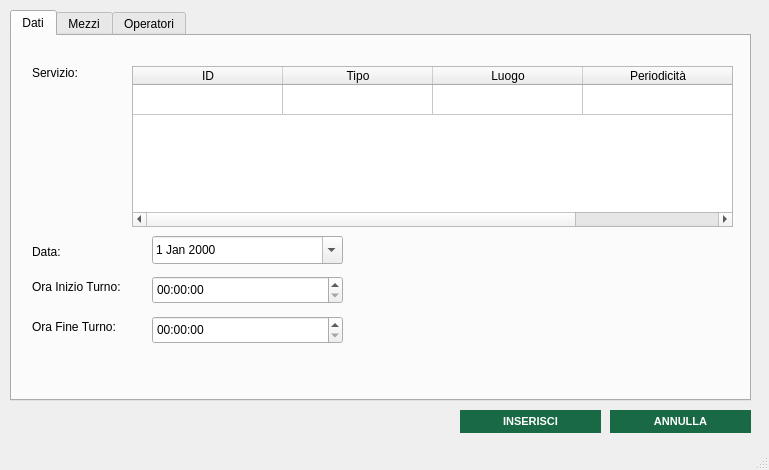
First picture: the form in src/main/gui/inserimento_turno.ui, repository OT-Rax/AnconAmbiente, before the edit.
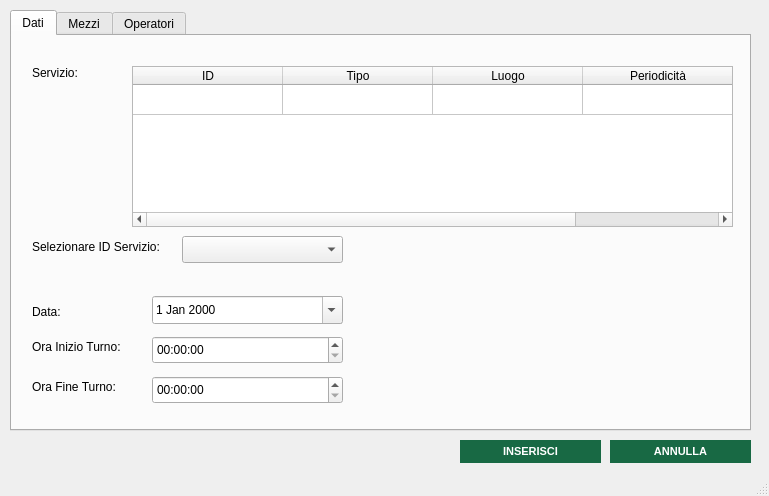
Second picture: the form after the edit. The open tabs and pages were chosen to show the change. Icons and pictures are not drawn.

Commit message: gui mezzi e gui turni

Diff of the .ui file:
```diff
--- a/src/main/gui/inserimento_turno.ui
+++ b/src/main/gui/inserimento_turno.ui
@@ -7,7 +7,7 @@
     <x>0</x>
     <y>0</y>
     <width>769</width>
-    <height>470</height>
+    <height>496</height>
    </rect>
   </property>
   <property name="windowTitle">
@@ -24,7 +24,7 @@
       <x>10</x>
       <y>10</y>
       <width>741</width>
-      <height>391</height>
+      <height>421</height>
      </rect>
     </property>
     <property name="currentIndex">
@@ -38,7 +38,7 @@
       <property name="geometry">
        <rect>
         <x>20</x>
-        <y>240</y>
+        <y>300</y>
         <width>121</width>
         <height>21</height>
        </rect>
@@ -51,7 +51,7 @@
       <property name="geometry">
        <rect>
         <x>20</x>
-        <y>280</y>
+        <y>340</y>
         <width>121</width>
         <height>21</height>
        </rect>
@@ -77,7 +77,7 @@
       <property name="geometry">
        <rect>
         <x>140</x>
-        <y>280</y>
+        <y>340</y>
         <width>191</width>
         <height>28</height>
        </rect>
@@ -87,7 +87,7 @@
       <property name="geometry">
        <rect>
         <x>140</x>
-        <y>240</y>
+        <y>300</y>
         <width>191</width>
         <height>28</height>
        </rect>
@@ -97,7 +97,7 @@
       <property name="geometry">
        <rect>
         <x>20</x>
-        <y>205</y>
+        <y>265</y>
         <width>121</width>
         <height>21</height>
        </rect>
@@ -110,7 +110,7 @@
       <property name="geometry">
        <rect>
         <x>140</x>
-        <y>200</y>
+        <y>260</y>
         <width>191</width>
         <height>28</height>
        </rect>
@@ -279,6 +279,29 @@
        <string/>
       </property>
      </widget>
+     <widget class="QLabel" name="label_9">
+      <property name="geometry">
+       <rect>
+        <x>20</x>
+        <y>200</y>
+        <width>151</width>
+        <height>21</height>
+       </rect>
+      </property>
+      <property name="text">
+       <string>Selezionare ID Servizio:</string>
+      </property>
+     </widget>
+     <widget class="QComboBox" name="combo_servizi">
+      <property name="geometry">
+       <rect>
+        <x>170</x>
+        <y>200</y>
+        <width>161</width>
+        <height>27</height>
+       </rect>
+      </property>
+     </widget>
     </widget>
     <widget class="QWidget" name="mezzi_widget">
      <attribute name="title">
@@ -691,7 +714,7 @@
     <property name="geometry">
      <rect>
       <x>460</x>
-      <y>410</y>
+      <y>440</y>
       <width>141</width>
       <height>23</height>
      </rect>
@@ -721,7 +744,7 @@
     <property name="geometry">
      <rect>
       <x>610</x>
-      <y>410</y>
+      <y>440</y>
       <width>141</width>
       <height>23</height>
      </rect>
```
Left out of the diff: 30 changed lines with no effect on the pictures. The commit also changes 3 other files.
